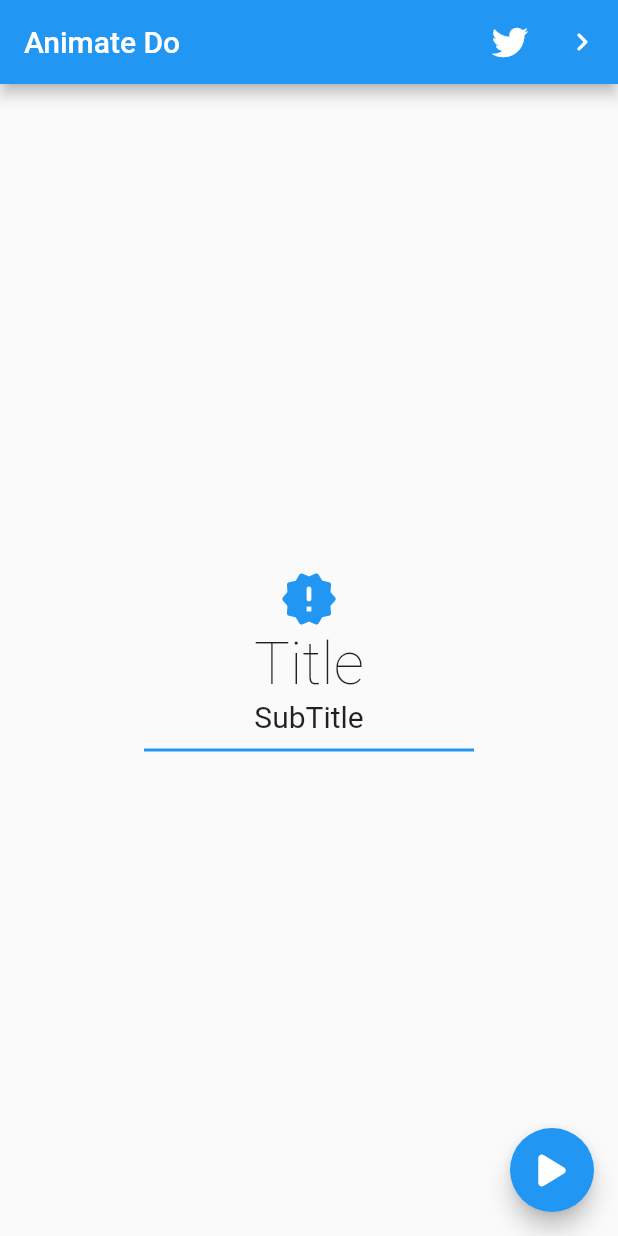
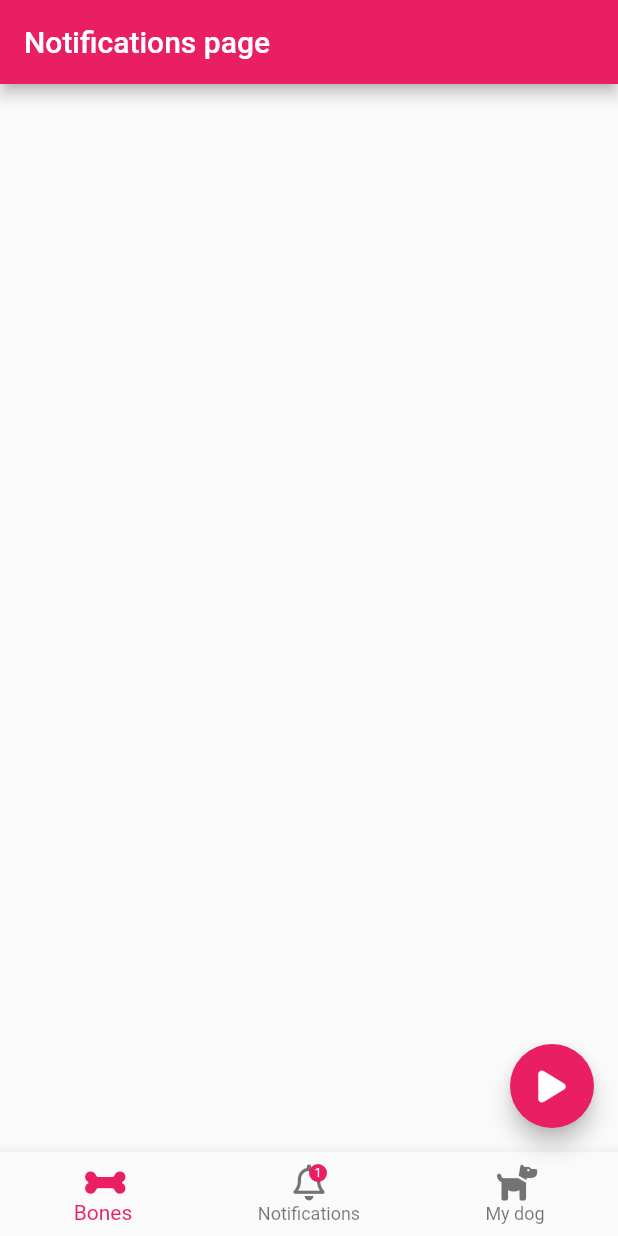
Before and after one commit to HajdukSanchez/animate_do_app, a Flutter app: the screen it shows after launch, on a phone screen of 412 x 824 dp. Run offline on Flutter 3.47's test engine with Material 2 defaults, Android fonts, the phone set to English and light mode, and no system bars; our stand-ins replace animate_do, font_awesome_flutter.

Commit message:
🚧 [ADD] Menu page

```diff
--- a/lib/main.dart
+++ b/lib/main.dart
@@ -19,7 +19,7 @@ class MyApp extends StatelessWidget {
       debugShowCheckedModeBanner: false,
       title: 'Animated Do app',
       routes: routes,
-      initialRoute: Routes.homePage.name,
+      initialRoute: Routes.navigationPage.name,
     );
   }
 }
--- a/lib/src/enums/routes_enum/routes_enum.dart
+++ b/lib/src/enums/routes_enum/routes_enum.dart
@@ -1 +1 @@
-enum Routes { homePage, twitterPage }
+enum Routes { homePage, twitterPage, navigationPage }
--- /dev/null
+++ b/lib/src/pages/navigation_page/navigation_page.dart
@@ -0,0 +1,72 @@
+import 'package:flutter/material.dart';
+import 'package:font_awesome_flutter/font_awesome_flutter.dart';
+
+class NavigationPage extends StatelessWidget {
+  const NavigationPage({Key? key}) : super(key: key);
+
+  @override
+  Widget build(BuildContext context) {
+    return Scaffold(
+      appBar: AppBar(
+        backgroundColor: Colors.pink,
+        title: const Text("Notifications page"),
+      ),
+      floatingActionButton: const _FloatingButton(),
+      bottomNavigationBar: const _BottomNavigation(),
+    );
+  }
+}
+
+class _FloatingButton extends StatelessWidget {
+  const _FloatingButton({Key? key}) : super(key: key);
+
+  @override
+  Widget build(BuildContext context) {
+    return FloatingActionButton(
+        backgroundColor: Colors.pink,
+        onPressed: () {},
+        child: const Icon(
+          FontAwesomeIcons.play,
+        ));
+  }
+}
+
+class _BottomNavigation extends StatelessWidget {
+  const _BottomNavigation({Key? key}) : super(key: key);
+
+  @override
+  Widget build(BuildContext context) {
+    return BottomNavigationBar(
+      currentIndex: 0,
+      selectedItemColor: Colors.pink,
+      items: [
+        const BottomNavigationBarItem(icon: Icon(FontAwesomeIcons.bone), label: "Bones"),
+        BottomNavigationBarItem(
+            icon: Stack(
+              children: [
+                const Icon(FontAwesomeIcons.bell),
+                Positioned(
+                  top: 0,
+                  right: 0,
+                  child: Container(
+                    width: 12,
+                    height: 12,
+                    alignment: Alignment.center,
+                    decoration: const BoxDecoration(color: Colors.pink, shape: BoxShape.circle),
+                    child: const Text(
+                      "1",
+                      style: TextStyle(
+                        color: Colors.white,
+                        fontSize: 8,
+                      ),
+                    ),
+                  ),
+                ),
+              ],
+            ),
+            label: "Notifications"),
+        const BottomNavigationBarItem(icon: Icon(FontAwesomeIcons.dog), label: "My dog"),
+      ],
+    );
+  }
+}
--- a/lib/src/pages/pages.dart
+++ b/lib/src/pages/pages.dart
@@ -1,2 +1,3 @@
 export 'package:animate_do_app/src/pages/home_page/home_page.dart';
 export 'package:animate_do_app/src/pages/twitter_page/twitter_page.dart';
+export 'package:animate_do_app/src/pages/navigation_page/navigation_page.dart';
--- a/lib/src/routes/routes.dart
+++ b/lib/src/routes/routes.dart
@@ -6,4 +6,5 @@ import 'package:animate_do_app/src/enums/enums.dart';
 Map<String, Widget Function(BuildContext)> routes = {
   Routes.homePage.name: (_) => const HomePage(),
   Routes.twitterPage.name: (_) => const TwitterPage(),
+  Routes.navigationPage.name: (_) => const NavigationPage(),
 };
```
